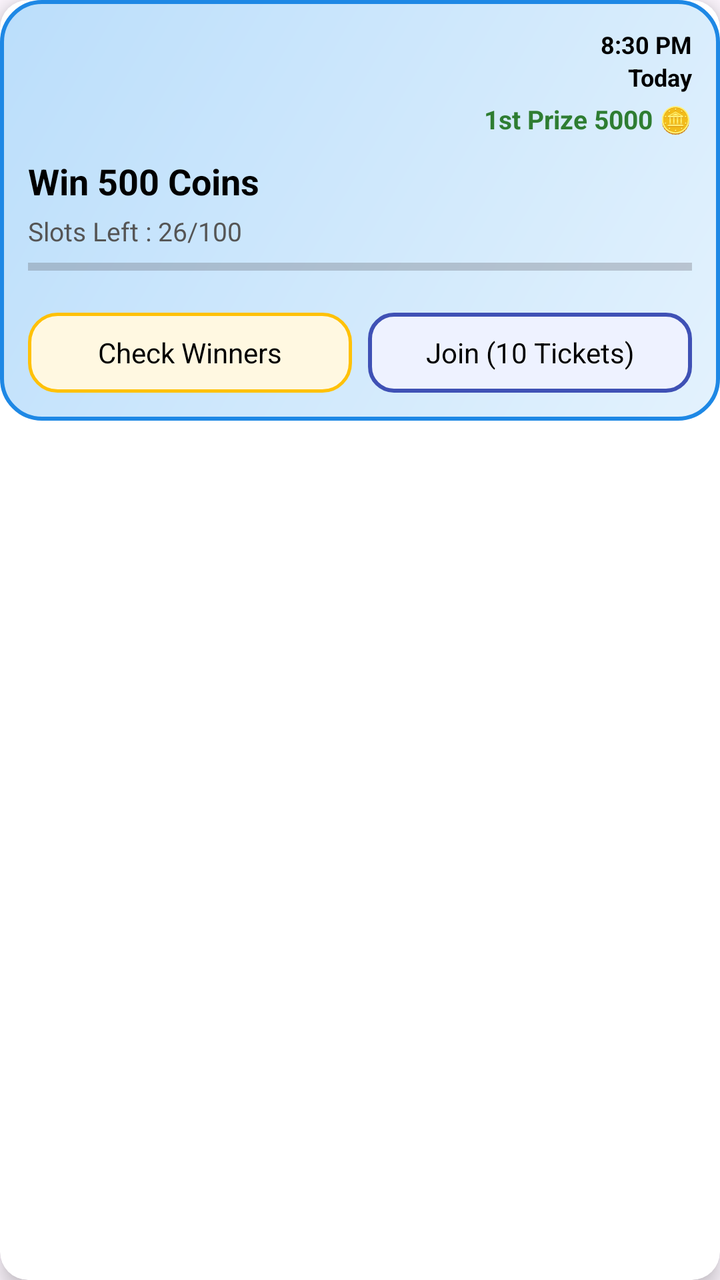
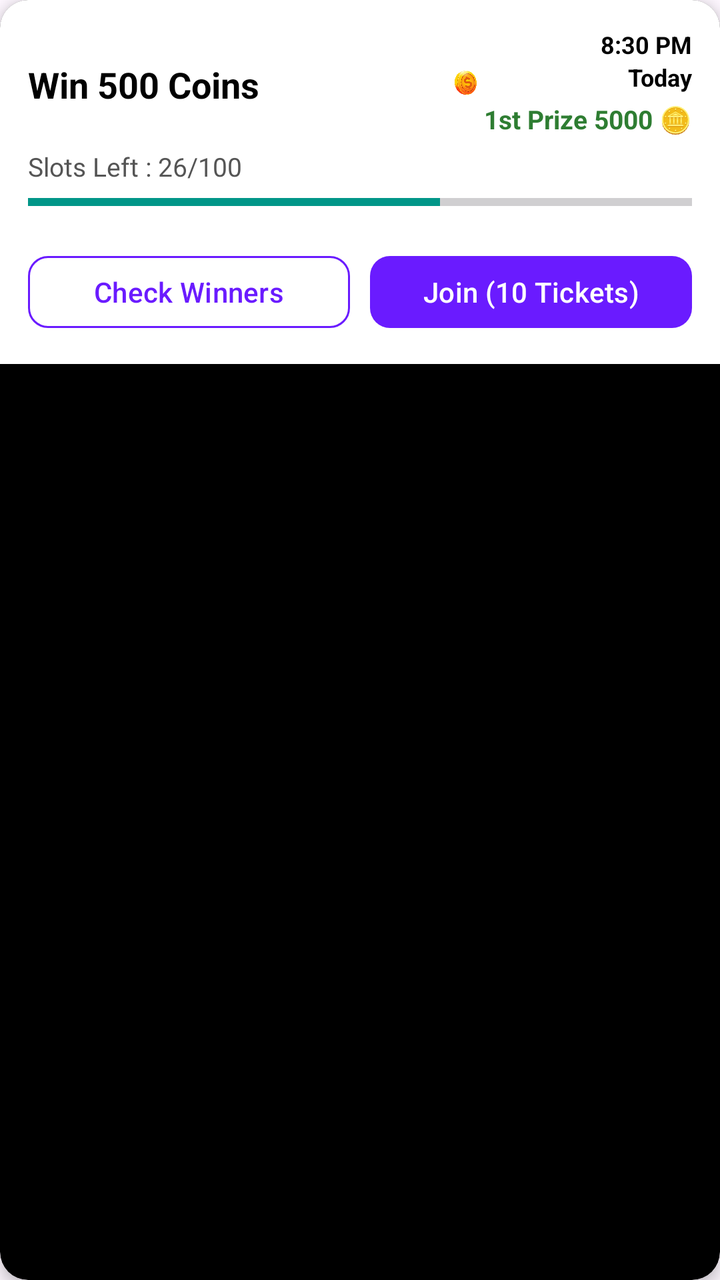

Two renders of the same Android screen: before a commit and after it. Below are the layout's source before the change and the commit's diff.
<!-- AndroidManifest.xml: application theme Theme.RGamer -->
<!-- res/layout/item_freefire_tournament.xml -->
<?xml version="1.0" encoding="utf-8"?>
<androidx.cardview.widget.CardView
    xmlns:android="http://schemas.android.com/apk/res/android"
    xmlns:app="http://schemas.android.com/apk/res-auto"
    android:layout_width="match_parent"
    android:layout_height="wrap_content"
    android:layout_marginBottom="12dp"
    app:cardCornerRadius="14dp"
    app:cardElevation="6dp"
    android:background="@color/white">

    <LinearLayout
        android:layout_width="match_parent"
        android:layout_height="wrap_content"
        android:background="@drawable/bg_token_gradient"
        android:orientation="vertical"
        android:padding="14dp">

        
        <LinearLayout
            android:layout_width="match_parent"
            android:layout_height="wrap_content"
            android:orientation="horizontal"
            android:gravity="end">

            <LinearLayout
                android:layout_width="wrap_content"
                android:layout_height="wrap_content"
                android:orientation="vertical"
                android:gravity="end">

                <TextView
                    android:layout_width="wrap_content"
                    android:layout_height="wrap_content"
                    android:id="@+id/txtTimeLabel"
                    android:text="8:30 PM"
                    android:textSize="12sp"
                    android:textStyle="bold"
                    android:textColor="@color/black" />

                <TextView
                    android:layout_width="wrap_content"
                    android:layout_height="wrap_content"
                    android:id="@+id/txtDateLabel"
                    android:text="Today"
                    android:textSize="12sp"
                    android:textStyle="bold"
                    android:textColor="@color/black" />

                <TextView
                    android:layout_width="wrap_content"
                    android:layout_height="wrap_content"
                    android:id="@+id/txtCountdown"
                    android:text="Starts in 00:00:00"
                    android:textSize="11sp"
                    android:textColor="#D32F2F"
                    android:visibility="gone" />

                <TextView
                    android:layout_width="wrap_content"
                    android:layout_height="wrap_content"
                    android:id="@+id/txtFirstPrize"
                    android:layout_marginTop="4dp"
                    android:text="1st Prize 5000 🪙"
                    android:textSize="13sp"
                    android:textStyle="bold"
                    android:textColor="#2E7D32" />
            </LinearLayout>
        </LinearLayout>

        
        <TextView
            android:layout_width="wrap_content"
            android:layout_height="wrap_content"
            android:id="@+id/txtPrize"
            android:layout_marginTop="10dp"
            android:text="Win 500 Coins"
            android:textColor="@color/black"
            android:textSize="18sp"
            android:textStyle="bold" />

        <TextView
            android:layout_width="wrap_content"
            android:layout_height="wrap_content"
            android:id="@+id/txtSlots"
            android:layout_marginTop="4dp"
            android:text="Slots Left : 26/100"
            android:textColor="#555"
            android:textSize="13sp" />

        <ProgressBar
            android:id="@+id/progressSlots"
            style="?android:attr/progressBarStyleHorizontal"
            android:layout_width="match_parent"
            android:layout_height="6dp"
            android:layout_marginTop="6dp"
            android:max="100"
            android:progress="0" />

        
        <LinearLayout
            android:layout_width="match_parent"
            android:layout_height="wrap_content"
            android:layout_marginTop="10dp"
            android:orientation="horizontal">

            <TextView
                android:id="@+id/gameid"
                android:layout_width="0dp"
                android:layout_height="40dp"
                android:layout_weight="1"
                android:background="@drawable/bg_yellow_outline"
                android:gravity="center"
                android:text="00000000"
                android:textColor="@color/black"
                android:visibility="gone" />

            <TextView
                android:id="@+id/gamePassword"
                android:layout_width="0dp"
                android:layout_height="40dp"
                android:layout_weight="1"
                android:layout_marginStart="8dp"
                android:background="@drawable/bg_outline_button"
                android:gravity="center"
                android:text="0000000000"
                android:textColor="@color/black"
                android:visibility="gone" />
        </LinearLayout>

        
        <LinearLayout
            android:layout_width="match_parent"
            android:layout_height="wrap_content"
            android:layout_marginTop="10dp"
            android:orientation="horizontal">

            <TextView
                android:id="@+id/btnWinners"
                android:layout_width="0dp"
                android:layout_height="40dp"
                android:layout_weight="1"
                android:background="@drawable/bg_yellow_outline"
                android:gravity="center"
                android:text="Check Winners"
                android:textColor="@color/black" />

            <TextView
                android:id="@+id/btnJoin"
                android:layout_width="0dp"
                android:layout_height="40dp"
                android:layout_weight="1"
                android:layout_marginStart="8dp"
                android:background="@drawable/bg_outline_button"
                android:gravity="center"
                android:text="Join (10 Tickets)"
                android:textColor="@color/black" />
        </LinearLayout>

    </LinearLayout>
</androidx.cardview.widget.CardView>
<!-- resources referenced by this layout -->
<resources>
  <color name="black">#FF000000</color>
  <color name="white">#FFFFFFFF</color>
  <!-- drawable bg_outline_button (drawable) -->
  <shape xmlns:android="http://schemas.android.com/apk/res/android">
      <solid android:color="#EEF2FF"/>
      <stroke android:width="2dp" android:color="#3F51B5"/>
      <corners android:radius="12dp"/>
  </shape>
  <!-- drawable bg_token_gradient (drawable) -->
  <?xml version="1.0" encoding="utf-8"?>
  <shape xmlns:android="http://schemas.android.com/apk/res/android"
      android:shape="rectangle">
  
      
      <corners android:radius="20dp"/>
  
      
      <gradient
          android:startColor="#E3F2FD"
          android:endColor="#BBDEFB"
          android:angle="135"/>
  
      
      <stroke
          android:width="2dp"
          android:color="#1E88E5"/>
  </shape>
  <!-- drawable bg_yellow_outline (drawable) -->
  <?xml version="1.0" encoding="utf-8"?>
  <shape xmlns:android="http://schemas.android.com/apk/res/android"
      android:shape="rectangle">
  
      
      <solid android:color="#FFF8E1"/>
  
      
      <corners android:radius="14dp"/>
  
      
      <stroke
          android:width="1.5dp"
          android:color="#FFC107"/>
  
      
      <padding
          android:left="12dp"
          android:top="8dp"
          android:right="12dp"
          android:bottom="8dp"/>
  </shape>
  <style name="Theme.RGamer" parent="Base.Theme.RGamer" />
  <style name="Base.Theme.RGamer" parent="Theme.Material3.DayNight.NoActionBar">
          
          
      </style>
</resources>

<!-- the commit's change to res/layout/item_freefire_tournament.xml (unified diff, before → after) -->
@@ -6,13 +6,18 @@
     android:layout_height="wrap_content"
     android:layout_marginBottom="12dp"
     app:cardCornerRadius="14dp"
-    app:cardElevation="6dp"
+    app:cardElevation="4dp"
+    app:cardBackgroundColor="@color/black"
+    android:backgroundTint="@color/black"
+    android:outlineSpotShadowColor="@color/black"
+    android:outlineAmbientShadowColor="@color/black"
     android:background="@color/white">
 
     <LinearLayout
         android:layout_width="match_parent"
         android:layout_height="wrap_content"
-        android:background="@drawable/bg_token_gradient"
+        android:backgroundTint="@color/white"
+        android:background="@color/white"
         android:orientation="vertical"
         android:padding="14dp">
 
@@ -20,70 +25,82 @@
         <LinearLayout
             android:layout_width="match_parent"
             android:layout_height="wrap_content"
-            android:orientation="horizontal"
-            android:gravity="end">
+            android:gravity="center_vertical"
+            android:orientation="horizontal">
+
+
+            
+            <TextView
+                android:id="@+id/txtPrize"
+                android:layout_width="195dp"
+                android:layout_height="22dp"
+                android:layout_weight="1"
+                android:text="Win 500 Coins"
+                android:textColor="@color/black"
+                android:textSize="18sp"
+                android:textStyle="bold" />
+
+
+            
+
+            <ImageView
+                android:id="@+id/imgCoin"
+                android:layout_width="18dp"
+                android:layout_height="18dp"
+                android:layout_marginStart="6dp"
+                android:src="@drawable/ic_coin" />
 
             <LinearLayout
                 android:layout_width="wrap_content"
                 android:layout_height="wrap_content"
-                android:orientation="vertical"
-                android:gravity="end">
+                android:gravity="end"
+                android:orientation="vertical">
 
                 <TextView
+                    android:id="@+id/txtTimeLabel"
                     android:layout_width="wrap_content"
                     android:layout_height="wrap_content"
-                    android:id="@+id/txtTimeLabel"
                     android:text="8:30 PM"
+                    android:textColor="@color/black"
                     android:textSize="12sp"
-                    android:textStyle="bold"
-                    android:textColor="@color/black" />
+                    android:textStyle="bold" />
 
                 <TextView
+                    android:id="@+id/txtDateLabel"
                     android:layout_width="wrap_content"
                     android:layout_height="wrap_content"
-                    android:id="@+id/txtDateLabel"
                     android:text="Today"
+                    android:textColor="@color/black"
                     android:textSize="12sp"
-                    android:textStyle="bold"
-                    android:textColor="@color/black" />
+                    android:textStyle="bold" />
 
                 <TextView
+                    android:id="@+id/txtCountdown"
                     android:layout_width="wrap_content"
                     android:layout_height="wrap_content"
-                    android:id="@+id/txtCountdown"
                     android:text="Starts in 00:00:00"
+                    android:textColor="#D32F2F"
                     android:textSize="11sp"
-                    android:textColor="#D32F2F"
                     android:visibility="gone" />
 
                 <TextView
+                    android:id="@+id/txtFirstPrize"
                     android:layout_width="wrap_content"
                     android:layout_height="wrap_content"
-                    android:id="@+id/txtFirstPrize"
                     android:layout_marginTop="4dp"
                     android:text="1st Prize 5000 🪙"
+                    android:textColor="#2E7D32"
                     android:textSize="13sp"
-                    android:textStyle="bold"
-                    android:textColor="#2E7D32" />
+                    android:textStyle="bold" />
             </LinearLayout>
         </LinearLayout>
 
         
         <TextView
+            android:id="@+id/txtSlots"
             android:layout_width="wrap_content"
             android:layout_height="wrap_content"
-            android:id="@+id/txtPrize"
-            android:layout_marginTop="10dp"
-            android:text="Win 500 Coins"
-            android:textColor="@color/black"
-            android:textSize="18sp"
-            android:textStyle="bold" />
-
-        <TextView
-            android:layout_width="wrap_content"
-            android:layout_height="wrap_content"
-            android:id="@+id/txtSlots"
-            android:layout_marginTop="4dp"
+            android:layout_marginTop="6dp"
             android:text="Slots Left : 26/100"
             android:textColor="#555"
             android:textSize="13sp" />
@@ -94,8 +111,10 @@
             android:layout_width="match_parent"
             android:layout_height="6dp"
             android:layout_marginTop="6dp"
+            android:backgroundTint="#E0E0E0"
             android:max="100"
-            android:progress="0" />
+            android:progress="62"
+            android:progressTint="#009688" />
 
         
         <LinearLayout
@@ -119,8 +138,8 @@
                 android:id="@+id/gamePassword"
                 android:layout_width="0dp"
                 android:layout_height="40dp"
+                android:layout_marginStart="8dp"
                 android:layout_weight="1"
-                android:layout_marginStart="8dp"
                 android:background="@drawable/bg_outline_button"
                 android:gravity="center"
                 android:text="0000000000"
@@ -129,33 +148,39 @@
         </LinearLayout>
 
         
+        
         <LinearLayout
             android:layout_width="match_parent"
             android:layout_height="wrap_content"
             android:layout_marginTop="10dp"
             android:orientation="horizontal">
 
-            <TextView
+            <com.google.android.material.button.MaterialButton
                 android:id="@+id/btnWinners"
                 android:layout_width="0dp"
-                android:layout_height="40dp"
+                android:layout_height="44dp"
                 android:layout_weight="1"
-                android:background="@drawable/bg_yellow_outline"
-                android:gravity="center"
                 android:text="Check Winners"
-                android:textColor="@color/black" />
+                android:textAllCaps="false"
+                android:textColor="#6A1BFF"
+                app:backgroundTint="@android:color/white"
+                app:cornerRadius="10dp"
+                app:strokeColor="#6A1BFF"
+                app:strokeWidth="1dp" />
 
-            <TextView
+            <com.google.android.material.button.MaterialButton
                 android:id="@+id/btnJoin"
                 android:layout_width="0dp"
-                android:layout_height="40dp"
+                android:layout_height="44dp"
+                android:layout_marginStart="10dp"
                 android:layout_weight="1"
-                android:layout_marginStart="8dp"
-                android:background="@drawable/bg_outline_button"
-                android:gravity="center"
                 android:text="Join (10 Tickets)"
-                android:textColor="@color/black" />
+                android:textAllCaps="false"
+                android:textColor="@android:color/white"
+                app:backgroundTint="#6A1BFF"
+                app:cornerRadius="10dp" />
         </LinearLayout>
+
 
     </LinearLayout>
 </androidx.cardview.widget.CardView>
<!-- resource entries referenced after the edit -->
@@ -7,25 +7,6 @@
       <solid android:color="#EEF2FF"/>
       <stroke android:width="2dp" android:color="#3F51B5"/>
       <corners android:radius="12dp"/>
-  </shape>
-  <!-- drawable bg_token_gradient (drawable) -->
-  <?xml version="1.0" encoding="utf-8"?>
-  <shape xmlns:android="http://schemas.android.com/apk/res/android"
-      android:shape="rectangle">
-  
-      
-      <corners android:radius="20dp"/>
-  
-      
-      <gradient
-          android:startColor="#E3F2FD"
-          android:endColor="#BBDEFB"
-          android:angle="135"/>
-  
-      
-      <stroke
-          android:width="2dp"
-          android:color="#1E88E5"/>
   </shape>
   <!-- drawable bg_yellow_outline (drawable) -->
   <?xml version="1.0" encoding="utf-8"?>
@@ -50,6 +31,7 @@
           android:right="12dp"
           android:bottom="8dp"/>
   </shape>
+  <!-- drawable ic_coin: png bitmap (drawable, 507750 bytes) -->
   <style name="Theme.RGamer" parent="Base.Theme.RGamer" />
   <style name="Base.Theme.RGamer" parent="Theme.Material3.DayNight.NoActionBar">
           
